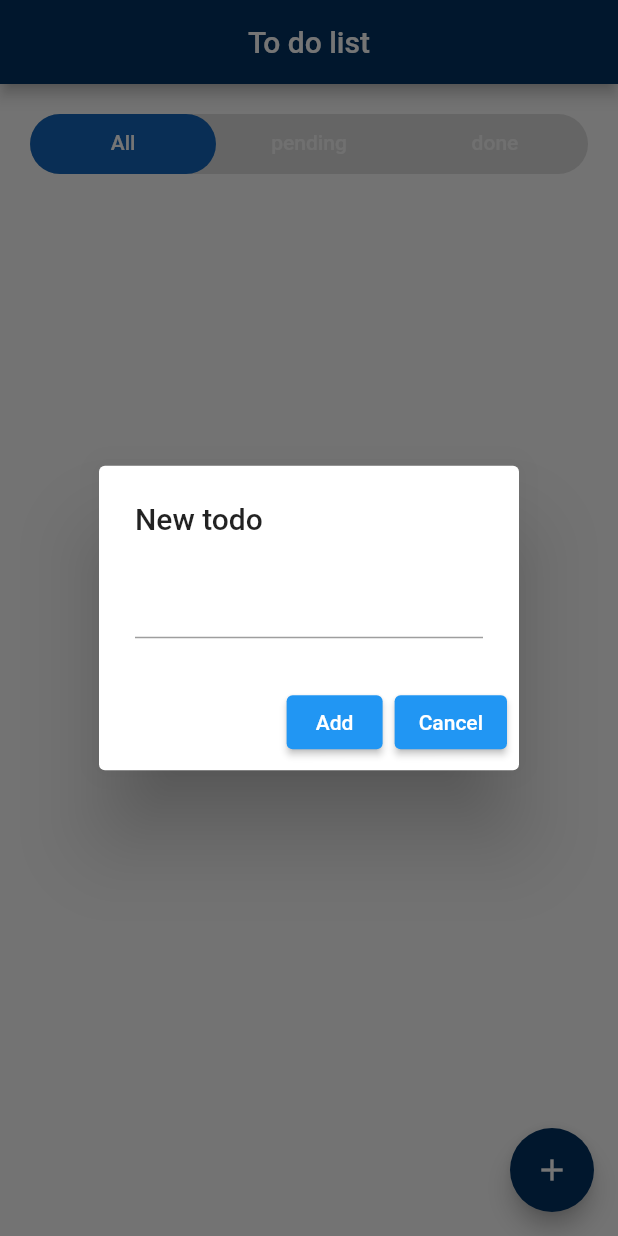
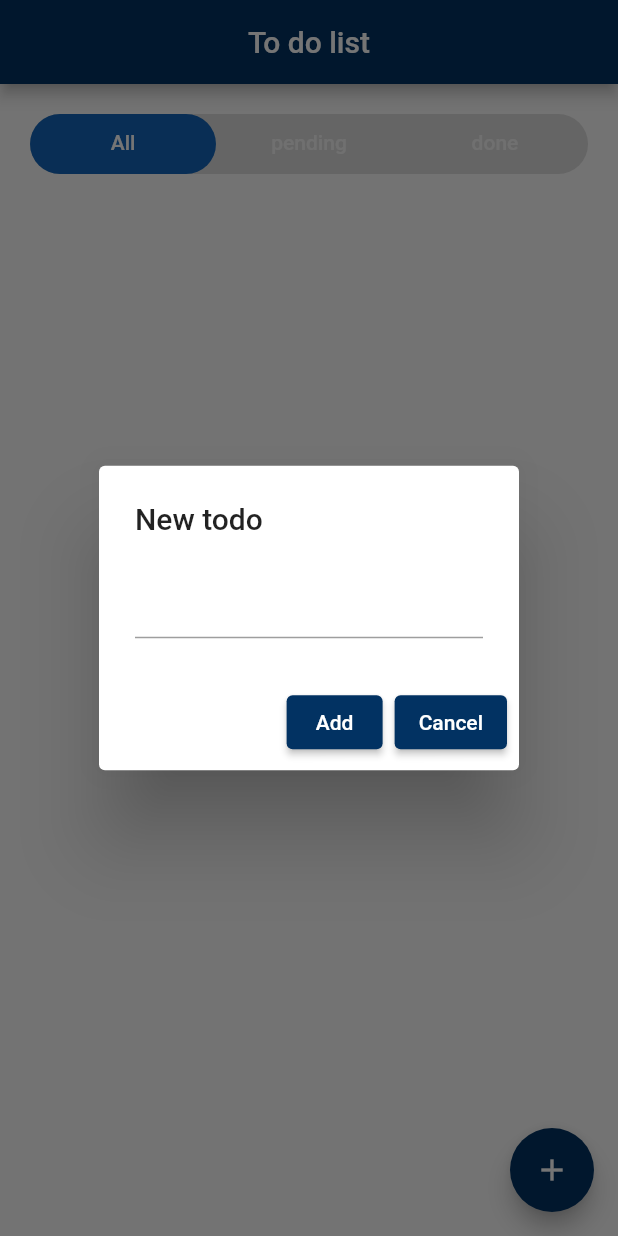
Before and after one commit to Pamela-code/todo_app, a Flutter app: the screen it shows after launch, after a tap on the "add" icon, on a phone screen of 412 x 824 dp. Run offline on Flutter 3.47's test engine with Material 2 defaults, Android fonts, the phone set to English and light mode, and no system bars; our stand-ins replace bloc, flutter_bloc, flutter_modular.

Commit message:
feat: ElevatedButtonTodoApp

```diff
--- a/lib/app/modules/todos/widgets/add_todo_dialog.dart
+++ b/lib/app/modules/todos/widgets/add_todo_dialog.dart
@@ -1,6 +1,8 @@
 import 'package:flutter/material.dart';
 import 'package:todo_app/app/modules/todos/models/todo_model.dart';
+import 'package:todo_app/core/colors.dart';
 
+import '../../../../core/widgets/elevated_button_todo_app.dart';
 import '../blocs/todo_bloc.dart';
 import '../blocs/todo_events.dart';
 
@@ -17,7 +19,7 @@ class AddTodoDialog extends StatelessWidget {
         controller: todo,
       ),
       actions: [
-        ElevatedButton(
+        ElevatedButtonTodoApp(
           onPressed: () {
             bloc.add(
               AddTodoEvent(
@@ -30,14 +32,14 @@ class AddTodoDialog extends StatelessWidget {
             todo.clear();
             Navigator.pop(context);
           },
-          child: const Text('Add'),
+          text: 'Add',
         ),
-        ElevatedButton(
+        ElevatedButtonTodoApp(
           onPressed: () {
             todo.clear();
             Navigator.pop(context);
           },
-          child: const Text('Cancel'),
+          text: 'Cancel',
         ),
       ],
     );
--- /dev/null
+++ b/lib/core/widgets/elevated_button_todo_app.dart
@@ -0,0 +1,25 @@
+// ignore_for_file: public_member_api_docs, sort_constructors_first
+import 'package:flutter/material.dart';
+
+import '../colors.dart';
+
+class ElevatedButtonTodoApp extends StatelessWidget {
+  const ElevatedButtonTodoApp({
+    Key? key,
+    required this.text,
+    required this.onPressed,
+  }) : super(key: key);
+  final String text;
+  final VoidCallback? onPressed;
+
+  @override
+  Widget build(BuildContext context) {
+    return ElevatedButton(
+      style: ElevatedButton.styleFrom(
+        backgroundColor: primaryColor,
+      ),
+      onPressed: onPressed,
+      child: Text(text),
+    );
+  }
+}
```
